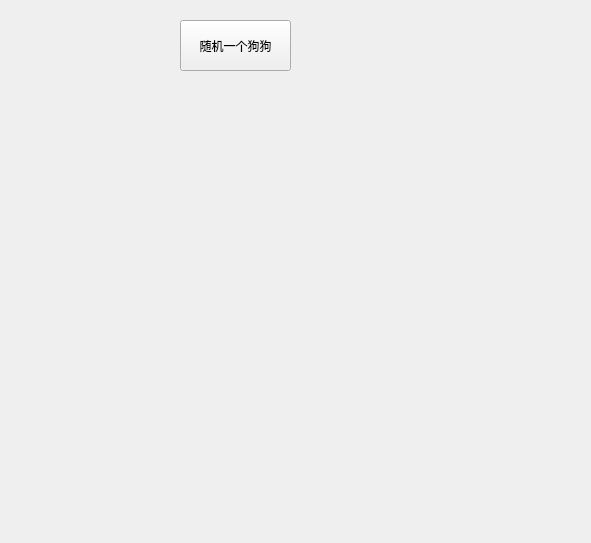
Old version of the form NetworkStudyPanel.ui in the repository mxboss/qt_project.
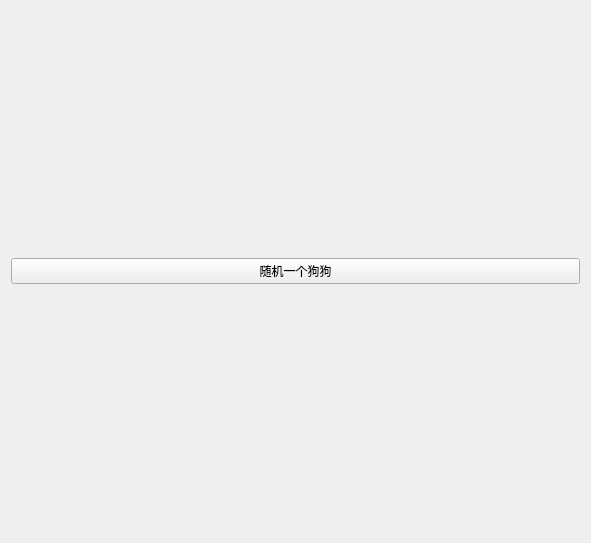
New version of the form.

Patch:
```diff
--- a/NetworkStudyPanel.ui
+++ b/NetworkStudyPanel.ui
@@ -13,19 +13,18 @@
   <property name="windowTitle">
    <string>Form</string>
   </property>
+  <layout class="QVBoxLayout" name="verticalLayout">
+   <item>
   <widget class="QPushButton" name="pushButton">
-   <property name="geometry">
-    <rect>
-     <x>180</x>
-     <y>20</y>
-     <width>111</width>
-     <height>51</height>
-    </rect>
-   </property>
    <property name="text">
     <string>随机一个狗狗</string>
    </property>
   </widget>
+   </item>
+   <item>
+    <layout class="QGridLayout" name="gridLayout" columnminimumwidth="0"/>
+   </item>
+  </layout>
  </widget>
  <resources/>
  <connections/>
```
Lines whose indentation alone changed are shown as unchanged.
